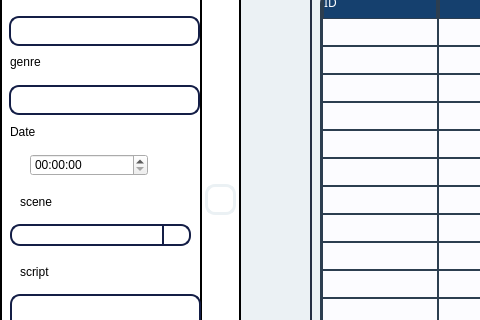
Before: the Qt Designer form emission.ui in HyperDarkmoon/TVEmpire, drawn with Qt 5; both pictures show x 0 to 480 and y 186 to 506 of the 1310 by 730 pixel window.
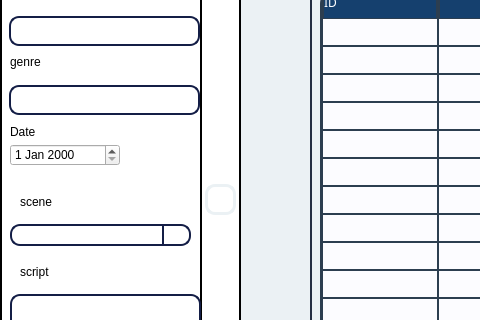
After: the same form once the commit is applied. Icons and pictures are not drawn.

Diff of the .ui file:
```diff
--- a/emission.ui
+++ b/emission.ui
@@ -574,12 +574,12 @@
       </size>
      </property>
     </widget>
-    <widget class="QTimeEdit" name="dateEdit">
+    <widget class="QDateEdit" name="dateEdit">
      <property name="geometry">
       <rect>
-       <x>30</x>
-       <y>180</y>
-       <width>118</width>
+       <x>10</x>
+       <y>170</y>
+       <width>110</width>
        <height>22</height>
       </rect>
      </property>
```
